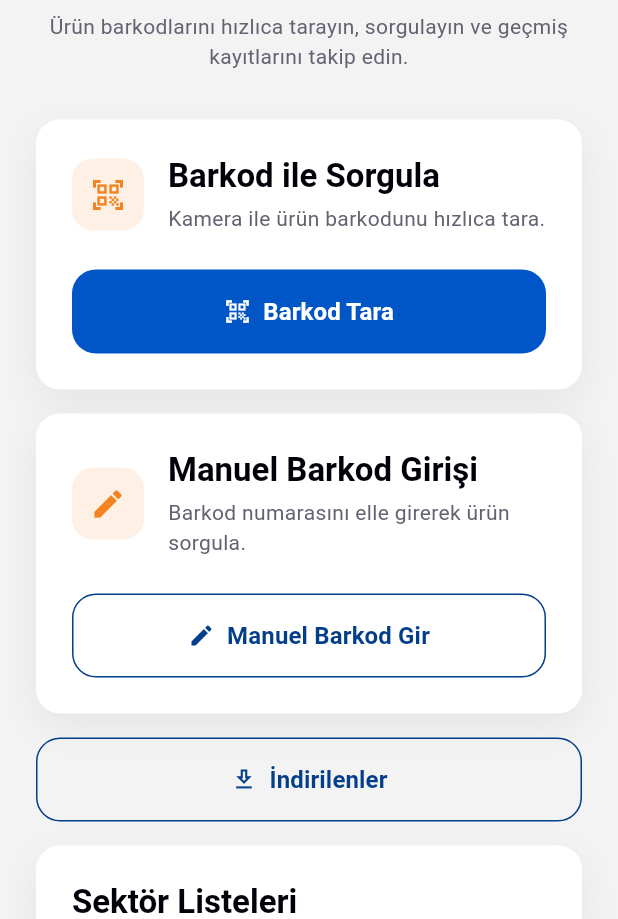
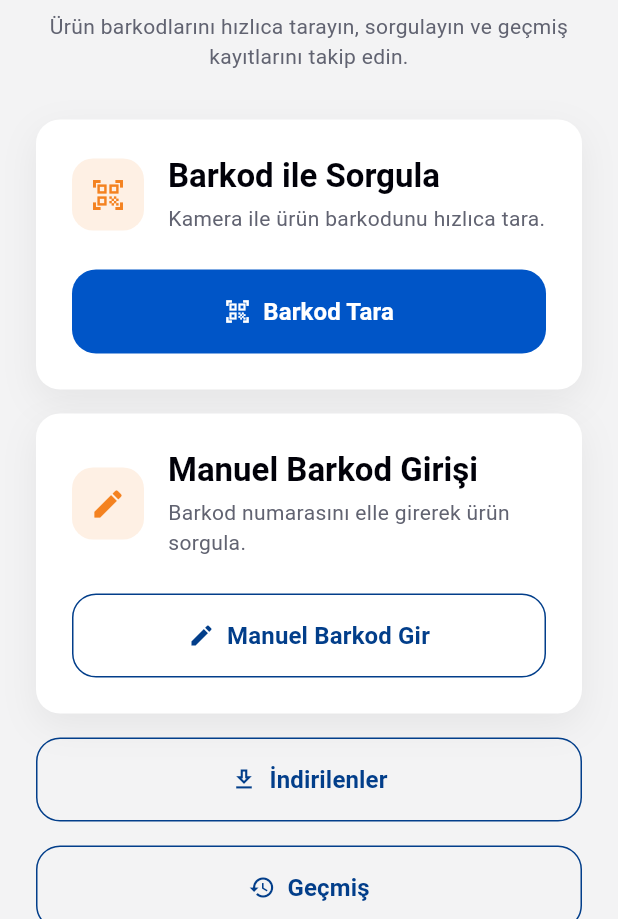
Before and after one commit to senasanlann/barkod_hub, a Flutter app: the screen it shows after launch, on a phone screen of 412 x 824 dp, the part 317-1236 px from its top. Run offline on Flutter 3.47's test engine with Material 3 defaults, Android fonts, the phone set to English and light mode, and no system bars; our stand-ins replace csv, dio, open_filex, pdf, share_plus, shared_preferences; missing offline and left inert: excel, mobile_scanner; Roboto replaces fonts that are missing (Manrope).

Commit message:
faz5updatedt

```diff
--- a/lib/core/services/offline_cache_service.dart
+++ b/lib/core/services/offline_cache_service.dart
@@ -45,7 +45,6 @@ class OfflineCacheService {
   static const String _productCachePrefix = 'cache_product_';
   static const String _sectorListCachePrefix = 'cache_sector_list_';
 
-  // --- Ürün detay cache ---
 
   Future<void> cacheProduct(ProductModel product) async {
     final barcode = product.barcode;
@@ -80,8 +79,6 @@ class OfflineCacheService {
       return null;
     }
   }
-
-  // --- Sektör liste cache ---
 
   Future<void> cacheSectorList(
     String sectorId,
--- a/lib/features/barcode/barcode_screen.dart
+++ b/lib/features/barcode/barcode_screen.dart
@@ -75,8 +75,9 @@ class _BarcodeScreenState extends State<BarcodeScreen> {
       if (!mounted) return;
       _showSuccessMessage(barcode);
     } on ApiException catch (e) {
-      final cached = await ServiceLocator.offlineCacheService
-          .getCachedProduct(barcode);
+      final cached = await ServiceLocator.offlineCacheService.getCachedProduct(
+        barcode,
+      );
       if (!mounted) return;
 
       if (cached != null) {
--- a/lib/features/barcode/manual_barcode_screen.dart
+++ b/lib/features/barcode/manual_barcode_screen.dart
@@ -84,8 +84,9 @@ class _ManualBarcodeScreenState extends State<ManualBarcodeScreen> {
       if (!mounted) return;
       _showSuccessMessage(barcode);
     } on ApiException catch (e) {
-      final cached = await ServiceLocator.offlineCacheService
-          .getCachedProduct(barcode);
+      final cached = await ServiceLocator.offlineCacheService.getCachedProduct(
+        barcode,
+      );
       if (!mounted) return;
 
       if (cached != null) {
--- a/lib/features/home/home_screen.dart
+++ b/lib/features/home/home_screen.dart
@@ -15,9 +15,7 @@ class HomeScreen extends StatelessWidget {
   @override
   Widget build(BuildContext context) {
     return Scaffold(
-      appBar: AppBar(
-        title: const Text('Ana Sayfa'),
-      ),
+      appBar: AppBar(title: const Text('Ana Sayfa')),
       body: SafeArea(
         child: SingleChildScrollView(
           padding: const EdgeInsets.all(AppSpacing.lg),
@@ -55,7 +53,20 @@ class HomeScreen extends StatelessWidget {
 
               const SizedBox(height: AppSpacing.md),
 
+              AppButton(
+                text: 'Geçmiş',
+                icon: Icons.history,
+                variant: AppButtonVariant.outline,
+                onPressed: () {
+                  Navigator.pushNamed(context, AppRoutes.history);
+                },
+              ),
+
+              const SizedBox(height: AppSpacing.md),
+
               const SectorSection(),
+
+              const SizedBox(height: AppSpacing.md),
 
               const RecentSection(),
             ],
```
Also changed, not shown: lib/core/services/export_file_service.dart (+7 -3 lines), lib/features/home/widgets/recent_section.dart (+2 -6 lines), lib/features/sectors/sector_detail_screen.dart (+8 -4 lines), .codebase-memory/artifact.json (added), 3 other files.
